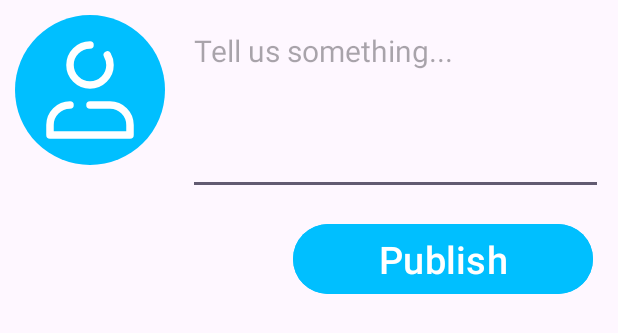
After one commit to ZigCat/blog-project-android, an Android app: the layout post_form.xml on its own in the app's theme, with its tools: preview values and no code run, on a phone screen of 412 x 824 dp. The commit adds this screen. Shown: the top 333 px of the screen. Run offline under Robolectric (Android 15) with nearby library versions, the phone set to English and light mode, and no system bars; network calls fail.

```diff
--- a/app/build.gradle.kts
+++ b/app/build.gradle.kts
@@ -32,6 +32,7 @@ android {
 }
 
 dependencies {
+    implementation("com.google.code.gson:gson:2.8.8")
     implementation("com.squareup.okhttp3:okhttp:4.9.3")
     implementation("androidx.appcompat:appcompat:1.6.1")
     implementation("com.google.android.material:material:1.11.0")
--- /dev/null
+++ b/app/src/main/res/drawable/avatar_border.xml
@@ -0,0 +1,10 @@
+<?xml version="1.0" encoding="utf-8"?>
+<shape xmlns:android="http://schemas.android.com/apk/res/android">
+    <solid android:color="@color/blue" />
+    <corners android:radius="100dp"/>
+    <padding
+        android:bottom="10dp"
+        android:top="10dp"
+        android:left="10dp"
+        android:right="10dp"/>
+</shape>
--- /dev/null
+++ b/app/src/main/res/layout/post_form.xml
@@ -0,0 +1,43 @@
+<?xml version="1.0" encoding="utf-8"?>
+<LinearLayout xmlns:android="http://schemas.android.com/apk/res/android"
+    xmlns:app="http://schemas.android.com/apk/res-auto"
+    android:layout_width="match_parent"
+    android:layout_height="220dp"
+    android:padding="10dp">
+
+    <ImageView
+        android:id="@+id/user_button"
+        android:layout_width="100dp"
+        android:layout_height="100dp"
+        android:background="@drawable/avatar_border"
+        android:src="@drawable/user"
+        app:tint="@color/white" />
+
+    <LinearLayout
+        android:layout_width="match_parent"
+        android:layout_height="match_parent"
+        android:layout_marginLeft="15dp"
+        android:orientation="vertical">
+
+        <EditText
+            android:id="@+id/new_content"
+            android:layout_width="match_parent"
+            android:layout_height="120dp"
+            android:ems="10"
+            android:gravity="start|top"
+            android:hint="@string/new_content"
+            android:inputType="textMultiLine"
+            android:minHeight="48dp"
+            android:textSize="20dp" />
+
+        <Button
+            android:id="@+id/post_publish"
+            android:layout_width="200dp"
+            android:layout_height="wrap_content"
+            android:layout_marginLeft="70dp"
+            android:layout_marginTop="15dp"
+            android:backgroundTint="@color/blue"
+            android:text="@string/new_content_button"
+            android:textSize="25dp" />
+    </LinearLayout>
+</LinearLayout>
--- a/app/src/main/res/values/strings.xml
+++ b/app/src/main/res/values/strings.xml
@@ -11,6 +11,8 @@
     <string name="open_nav">Open Navigation Menu</string>
     <string name="close_nav">Close Navigation Menu</string>
     <string name="error_message">Error</string>
+    <string name="new_content">Tell us something...</string>
+    <string name="new_content_button">Publish</string>
     <!-- TODO: Remove or change this placeholder text -->
     <string name="hello_blank_fragment">Hello blank fragment</string>
 </resources>
```
Also changed, not shown: app/src/main/java/com/github/zigcat/blogplatform/adapters/PostAdapter.java (added, +55 -0 lines), app/src/main/java/com/github/zigcat/blogplatform/fragments/HomeFragment.java (+44 -1 lines), app/src/main/java/com/github/zigcat/blogplatform/models/Post.java (added, +50 -0 lines), app/src/main/java/com/github/zigcat/blogplatform/models/User.java (added, +60 -0 lines), app/src/main/res/layout/activity_main.xml (+7 -5 lines), app/src/main/res/layout/fragment_home.xml (+7 -13 lines), app/src/main/res/layout/post_item.xml (added, +63 -0 lines).
